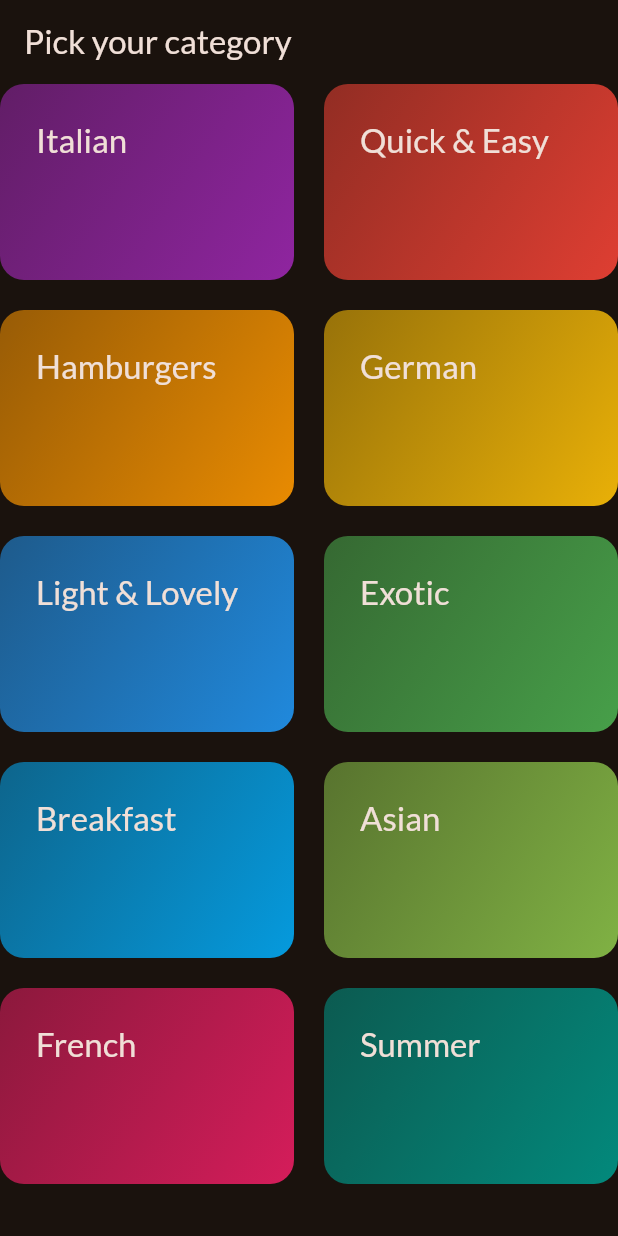
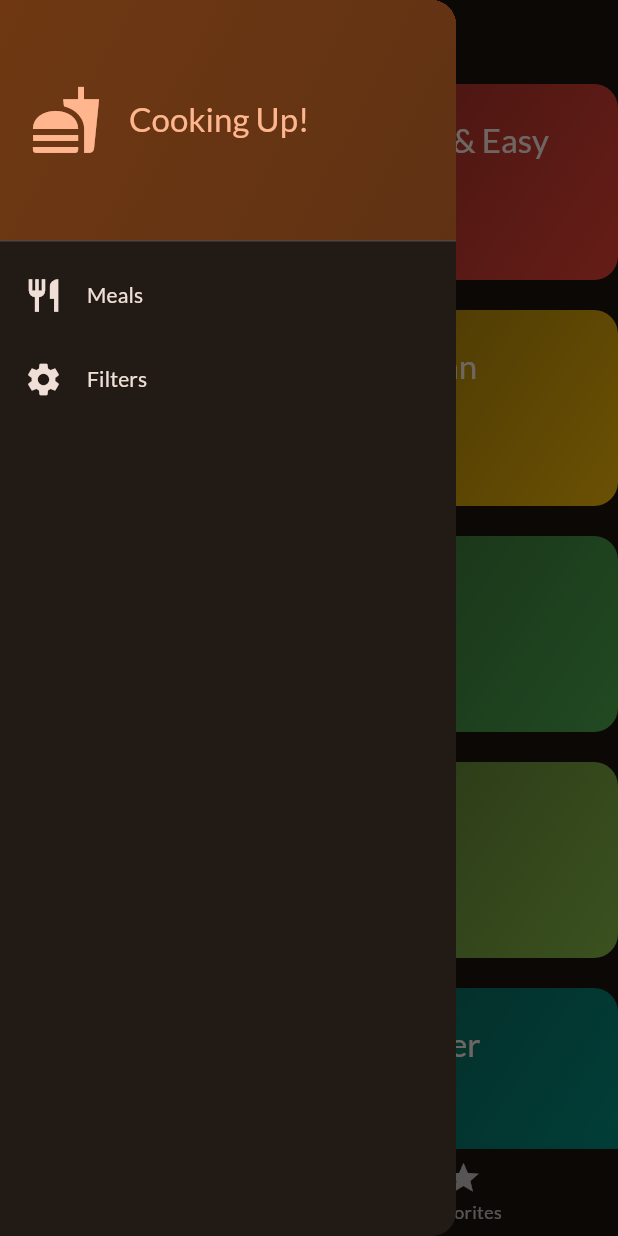
Before and after one commit to Vivek-04022001/Flutter_Bootcamp, a Flutter app: the screen it shows after launch, with the side drawer open (before the commit the screen has no drawer), on a phone screen of 412 x 824 dp. Run offline on Flutter 3.47's test engine with Material 3 defaults, Android fonts, the phone set to English and light mode, and no system bars; our stand-ins replace google_fonts, transparent_image.

Commit message:
added bottoom nativation + app drawer

```diff
--- a/meals/lib/main.dart
+++ b/meals/lib/main.dart
@@ -1,6 +1,6 @@
 import 'package:flutter/material.dart';
 import 'package:google_fonts/google_fonts.dart';
-import 'package:meals/screens/categories.dart';
+import 'package:meals/screens/tabs.dart';
 
 final theme = ThemeData(
   useMaterial3: true,
@@ -22,7 +22,7 @@ class App extends StatelessWidget {
   Widget build(BuildContext context) {
     return MaterialApp(
       theme: theme,
-      home: const CategoriesScreen(),
+      home: const TabsScreen(),
     );
   }
 }
--- a/meals/lib/screens/categories.dart
+++ b/meals/lib/screens/categories.dart
@@ -1,11 +1,14 @@
 import 'package:flutter/material.dart';
 import 'package:meals/data/dummy_data.dart';
 import 'package:meals/models/category.dart';
+import 'package:meals/models/meal.dart';
 import 'package:meals/screens/meals.dart';
 import 'package:meals/widgets/category_grid_item.dart';
 
 class CategoriesScreen extends StatelessWidget {
-  const CategoriesScreen({super.key});
+  const CategoriesScreen({super.key, required this.onToggleFavorite});
+
+  final void Function(Meal meal) onToggleFavorite;
 
   void _selectCategory(BuildContext context, Category category) {
     final filteredMeals = dummyMeals
@@ -18,6 +21,7 @@ class CategoriesScreen extends StatelessWidget {
         builder: (ctx) => MealsScreen(
           title: category.title,
           meals: filteredMeals,
+          onToggleFavorite: onToggleFavorite,
         ),
       ),
     );
@@ -25,11 +29,7 @@ class CategoriesScreen extends StatelessWidget {
 
   @override
   Widget build(BuildContext context) {
-    return Scaffold(
-        appBar: AppBar(
-          title: const Text('Pick your category'),
-        ),
-        body: GridView(
+    return GridView(
       gridDelegate: const SliverGridDelegateWithFixedCrossAxisCount(
         crossAxisCount: 2,
         childAspectRatio: 3 / 2,
@@ -45,6 +45,6 @@ class CategoriesScreen extends StatelessWidget {
             },
           ),
       ],
-        ));
+    );
   }
 }
--- /dev/null
+++ b/meals/lib/screens/tabs.dart
@@ -0,0 +1,96 @@
+import 'package:flutter/material.dart';
+import 'package:meals/models/meal.dart';
+import 'package:meals/screens/categories.dart';
+import 'package:meals/screens/meals.dart';
+import 'package:meals/widgets/main_drawer.dart';
+
+class TabsScreen extends StatefulWidget {
+  const TabsScreen({super.key});
+
+  @override
+  State<TabsScreen> createState() => _TabsScreenState();
+}
+
+class _TabsScreenState extends State<TabsScreen> {
+  int _selectedPageIndex = 0;
+  final List<Meal> _favoriteMeals = [];
+
+  void _showInfoMessage(String message) {
+    ScaffoldMessenger.of(context).clearSnackBars();
+    ScaffoldMessenger.of(context).showSnackBar(
+      SnackBar(
+        content: Text(message),
+      ),
+    );
+  }
+
+  void _selectPage(int index) {
+    setState(
+      () {
+        _selectedPageIndex = index;
+      },
+    );
+  }
+
+  void _setScreen(String identifier) {
+    if (identifier == 'filters') {
+    } else {
+      Navigator.of(context).pop();
+    }
+  }
+
+  void _toggleMealFavoriteStatus(Meal meal) {
+    final isExisting = _favoriteMeals.contains(meal);
+
+    if (isExisting) {
+      setState(() {
+        _favoriteMeals.remove(meal);
+      });
+      _showInfoMessage('Meal is no longer a favorite.');
+    } else {
+      setState(() {
+        _favoriteMeals.add(meal);
+      });
+      _showInfoMessage('Marked as favorite');
+    }
+  }
+
+  @override
+  Widget build(BuildContext context) {
+    Widget activePage = CategoriesScreen(
+      onToggleFavorite: _toggleMealFavoriteStatus,
+    );
+    var activePageTitle = 'Categories';
+
+    if (_selectedPageIndex == 1) {
+      activePage = MealsScreen(
+        meals: _favoriteMeals,
+        onToggleFavorite: _toggleMealFavoriteStatus,
+      );
+      activePageTitle = 'Favorites';
+    }
+    return Scaffold(
+      appBar: AppBar(
+        title: Text(activePageTitle),
+      ),
+      drawer: MainDrawer(
+        onSelectScreen: _setScreen,
+      ),
+      body: activePage,
+      bottomNavigationBar: BottomNavigationBar(
+        onTap: _selectPage,
+        currentIndex: _selectedPageIndex,
+        items: const [
+          BottomNavigationBarItem(
+            icon: Icon(Icons.set_meal),
+            label: 'Categories',
+          ),
+          BottomNavigationBarItem(
+            icon: Icon(Icons.star),
+            label: 'Favorites',
+          ),
+        ],
+      ),
+    );
+  }
+}
--- /dev/null
+++ b/meals/lib/widgets/main_drawer.dart
@@ -0,0 +1,77 @@
+import 'package:flutter/material.dart';
+
+class MainDrawer extends StatelessWidget {
+  const MainDrawer({super.key, required this.onSelectScreen});
+
+  final void Function(String identifier) onSelectScreen;
+
+  @override
+  Widget build(BuildContext context) {
+    return Drawer(
+      child: Column(
+        children: [
+          DrawerHeader(
+            padding: const EdgeInsets.all(20),
+            decoration: BoxDecoration(
+              gradient: LinearGradient(colors: [
+                Theme.of(context).colorScheme.primaryContainer,
+                Theme.of(context).colorScheme.primaryContainer.withOpacity(0.8),
+              ], begin: Alignment.topLeft, end: Alignment.bottomRight),
+            ),
+            child: Row(
+              children: [
+                Icon(
+                  Icons.fastfood,
+                  size: 48,
+                  color: Theme.of(context).colorScheme.primary,
+                ),
+                const SizedBox(width: 18),
+                Text(
+                  'Cooking Up!',
+                  style: Theme.of(context)
+                      .textTheme
+                      .titleLarge!
+                      .copyWith(color: Theme.of(context).colorScheme.primary),
+                ),
+              ],
+            ),
+          ),
+          ListTile(
+            leading: Icon(
+              Icons.restaurant,
+              size: 26,
+              color: Theme.of(context).colorScheme.onSurface,
+            ),
+            title: Text(
+              'Meals',
+              style: Theme.of(context)
+                  .textTheme
+                  .titleSmall!
+                  .copyWith(color: Theme.of(context).colorScheme.onSurface),
+            ),
+            onTap: () {
+              onSelectScreen('meals');
+            },
+          ),
+          ListTile(
+            leading: Icon(
+              Icons.settings,
+              size: 26,
+              color: Theme.of(context).colorScheme.onSurface,
+            ),
+            title: Text(
+              'Filters',
+              style: Theme.of(context)
+                  .textTheme
+                  .titleSmall!
+                  .copyWith(color: Theme.of(context).colorScheme.onSurface),
+            ),
+            onTap: () {
+              onSelectScreen('filters');
+            },
+          ),
+        ],
+      ),
+    );
+  }
+}
```
Also changed, not shown: meals/lib/screens/filters.dart (added, +48 -0 lines), meals/lib/screens/meal_details.dart (+14 -1 lines), meals/lib/screens/meals.dart (+20 -6 lines). Lines whose indentation alone changed are shown as unchanged.
